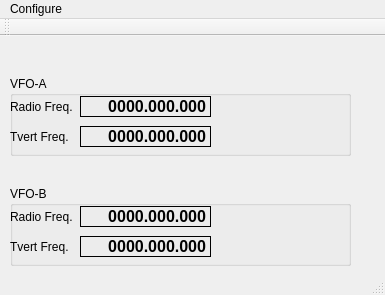
Qt form mqt/MqtRigControl/rigcontrolmainwindow.ui (zsteva/backup-minos2) before a commit.
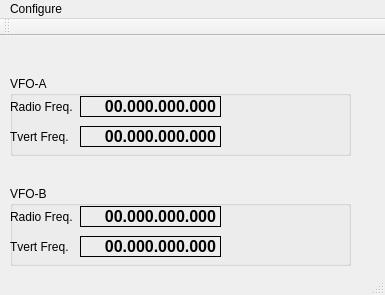
The same form after that commit.

Diff of the .ui file:
```diff
--- a/mqt/MqtRigControl/rigcontrolmainwindow.ui
+++ b/mqt/MqtRigControl/rigcontrolmainwindow.ui
@@ -44,7 +44,7 @@
       <rect>
        <x>70</x>
        <y>20</y>
-       <width>131</width>
+       <width>141</width>
        <height>21</height>
       </rect>
      </property>
@@ -59,7 +59,7 @@
       <enum>QFrame::Box</enum>
      </property>
      <property name="text">
-      <string>0000.000.000</string>
+      <string>00.000.000.000</string>
      </property>
      <property name="alignment">
       <set>Qt::AlignRight|Qt::AlignTrailing|Qt::AlignVCenter</set>
@@ -83,7 +83,7 @@
       <rect>
        <x>70</x>
        <y>50</y>
-       <width>131</width>
+       <width>141</width>
        <height>21</height>
       </rect>
      </property>
@@ -98,7 +98,7 @@
       <enum>QFrame::Box</enum>
      </property>
      <property name="text">
-      <string>0000.000.000</string>
+      <string>00.000.000.000</string>
      </property>
      <property name="alignment">
       <set>Qt::AlignRight|Qt::AlignTrailing|Qt::AlignVCenter</set>
@@ -187,7 +187,7 @@
       <rect>
        <x>70</x>
        <y>20</y>
-       <width>131</width>
+       <width>141</width>
        <height>21</height>
       </rect>
      </property>
@@ -202,7 +202,7 @@
       <enum>QFrame::Box</enum>
      </property>
      <property name="text">
-      <string>0000.000.000</string>
+      <string>00.000.000.000</string>
      </property>
      <property name="alignment">
       <set>Qt::AlignRight|Qt::AlignTrailing|Qt::AlignVCenter</set>
@@ -226,7 +226,7 @@
       <rect>
        <x>70</x>
        <y>50</y>
-       <width>131</width>
+       <width>141</width>
        <height>21</height>
       </rect>
      </property>
@@ -241,7 +241,7 @@
       <enum>QFrame::Box</enum>
      </property>
      <property name="text">
-      <string>0000.000.000</string>
+      <string>00.000.000.000</string>
      </property>
      <property name="alignment">
       <set>Qt::AlignRight|Qt::AlignTrailing|Qt::AlignVCenter</set>
```
